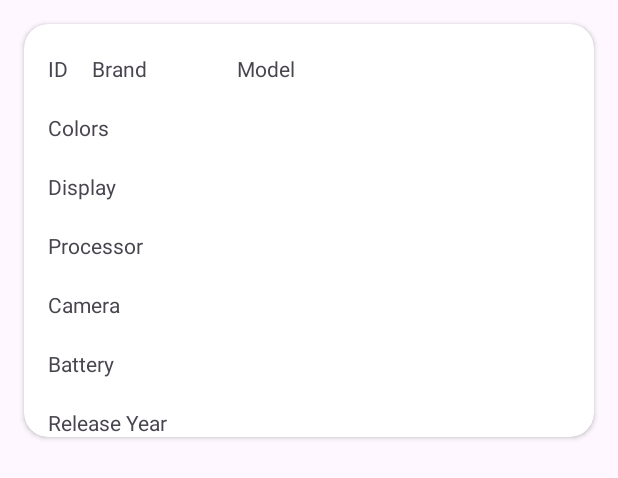
After one commit to doksss/anmp_week4, an Android app: the layout handphone_list_item.xml on its own in the app's theme, with its tools: preview values and no code run, on a phone screen of 412 x 824 dp. The commit adds this screen. Shown: the top 478 px of the screen. Run offline under Robolectric (Android 15) with nearby library versions, the phone set to English and light mode, and no system bars; network calls fail.

Commit message:
EXERCISE WEEK 6

```diff
--- a/app/src/main/java/com/example/studentapp/view/StudentListFragment.kt
+++ b/app/src/main/java/com/example/studentapp/view/StudentListFragment.kt
@@ -30,7 +30,7 @@ class StudentListFragment : Fragment() {
         super.onViewCreated(view, savedInstanceState)
 
         viewModel = ViewModelProvider(this).get(ListViewModel::class.java)
-        viewModel.refresh()
+        viewModel.refresh() //memanggil volly nya kembali
 
         //set layoutManager supaya bisa jalankan recycle view
         binding.recView.layoutManager = LinearLayoutManager(context)
--- /dev/null
+++ b/app/src/main/res/layout/handphone_list_item.xml
@@ -0,0 +1,116 @@
+<?xml version="1.0" encoding="utf-8"?>
+<androidx.constraintlayout.widget.ConstraintLayout xmlns:android="http://schemas.android.com/apk/res/android"
+    xmlns:app="http://schemas.android.com/apk/res-auto"
+    xmlns:tools="http://schemas.android.com/tools"
+    android:layout_width="match_parent"
+    android:layout_height="wrap_content">
+
+    <androidx.cardview.widget.CardView
+        android:layout_width="0dp"
+        android:layout_height="wrap_content"
+        android:layout_marginStart="16dp"
+        android:layout_marginTop="16dp"
+        android:layout_marginEnd="16dp"
+        android:layout_marginBottom="16dp"
+        app:cardCornerRadius="16dp"
+        app:layout_constraintBottom_toBottomOf="parent"
+        app:layout_constraintEnd_toEndOf="parent"
+        app:layout_constraintStart_toStartOf="parent"
+        app:layout_constraintTop_toTopOf="parent">
+
+        <androidx.constraintlayout.widget.ConstraintLayout
+            android:layout_width="match_parent"
+            android:layout_height="match_parent">
+
+            <TextView
+                android:id="@+id/txtBrand"
+                android:layout_width="wrap_content"
+                android:layout_height="wrap_content"
+                android:layout_marginStart="16dp"
+                android:layout_marginTop="20dp"
+                android:text="Brand"
+                app:layout_constraintStart_toEndOf="@+id/txtId"
+                app:layout_constraintTop_toTopOf="parent" />
+
+            <TextView
+                android:id="@+id/txtModel"
+                android:layout_width="wrap_content"
+                android:layout_height="wrap_content"
+                android:layout_marginStart="60dp"
+                android:layout_marginTop="20dp"
+                android:text="Model"
+                app:layout_constraintStart_toEndOf="@+id/txtBrand"
+                app:layout_constraintTop_toTopOf="parent" />
+
+            <TextView
+                android:id="@+id/txtRelease"
+                android:layout_width="wrap_content"
+                android:layout_height="wrap_content"
+                android:layout_marginStart="16dp"
+                android:layout_marginTop="20dp"
+                android:text="Release Year"
+                app:layout_constraintStart_toStartOf="parent"
+                app:layout_constraintTop_toBottomOf="@+id/txtBattery" />
+
+            <TextView
+                android:id="@+id/txtColors"
+                android:layout_width="wrap_content"
+                android:layout_height="wrap_content"
+                android:layout_marginStart="16dp"
+                android:layout_marginTop="20dp"
+                android:text="Colors"
+                app:layout_constraintStart_toStartOf="parent"
+                app:layout_constraintTop_toBottomOf="@+id/txtId" />
+
+            <TextView
+                android:id="@+id/txtId"
+                android:layout_width="wrap_content"
+                android:layout_height="wrap_content"
+                android:layout_marginStart="16dp"
+                android:layout_marginTop="20dp"
+                android:text="ID"
+                app:layout_constraintStart_toStartOf="parent"
+                app:layout_constraintTop_toTopOf="parent" />
+
+            <TextView
+                android:id="@+id/txtDisplay"
+                android:layout_width="wrap_content"
+                android:layout_height="wrap_content"
+                android:layout_marginStart="16dp"
+                android:layout_marginTop="20dp"
+                android:text="Display"
+                app:layout_constraintStart_toStartOf="parent"
+                app:layout_constraintTop_toBottomOf="@+id/txtColors" />
+
+            <TextView
+                android:id="@+id/txtProcessor"
+                android:layout_width="wrap_content"
+                android:layout_height="wrap_content"
+                android:layout_marginStart="16dp"
+                android:layout_marginTop="20dp"
+                android:text="Processor"
+                app:layout_constraintStart_toStartOf="parent"
+                app:layout_constraintTop_toBottomOf="@+id/txtDisplay" />
+
+            <TextView
+                android:id="@+id/txtCamera"
+                android:layout_width="wrap_content"
+                android:layout_height="wrap_content"
+                android:layout_marginStart="16dp"
+                android:layout_marginTop="20dp"
+                android:text="Camera"
+                app:layout_constraintStart_toStartOf="parent"
+                app:layout_constraintTop_toBottomOf="@+id/txtProcessor" />
+
+            <TextView
+                android:id="@+id/txtBattery"
+                android:layout_width="wrap_content"
+                android:layout_height="wrap_content"
+                android:layout_marginStart="16dp"
+                android:layout_marginTop="20dp"
+                android:text="Battery"
+                app:layout_constraintStart_toStartOf="parent"
+                app:layout_constraintTop_toBottomOf="@+id/txtCamera" />
+        </androidx.constraintlayout.widget.ConstraintLayout>
+    </androidx.cardview.widget.CardView>
+</androidx.constraintlayout.widget.ConstraintLayout>
```
Also changed, not shown: app/src/main/java/com/example/studentapp/model/Handphone.kt (added, +16 -0 lines), app/src/main/java/com/example/studentapp/view/HandphoneListAdapter.kt (added, +47 -0 lines), app/src/main/java/com/example/studentapp/view/HandphoneListFragment.kt (added, +49 -0 lines), app/src/main/java/com/example/studentapp/viewmodel/ListHandphoneViewModel.kt (added, +69 -0 lines), app/src/main/res/layout/fragment_handphone_list.xml (added, +17 -0 lines), app/src/main/res/navigation/main_navigation.xml (+6 -1 lines).
